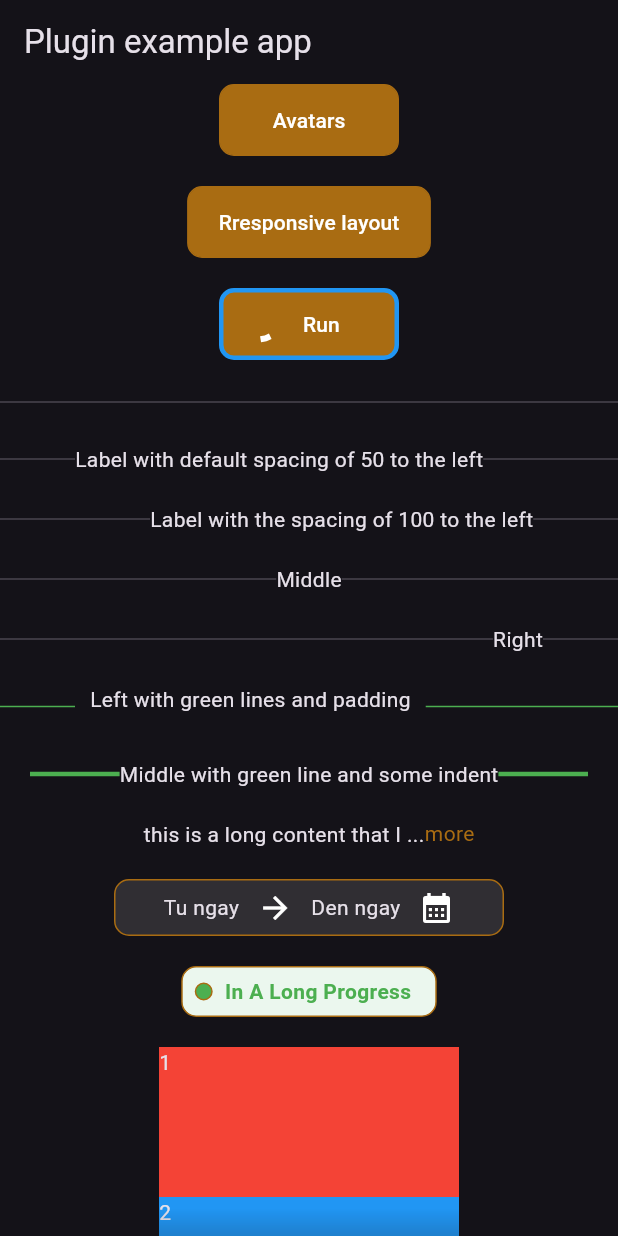
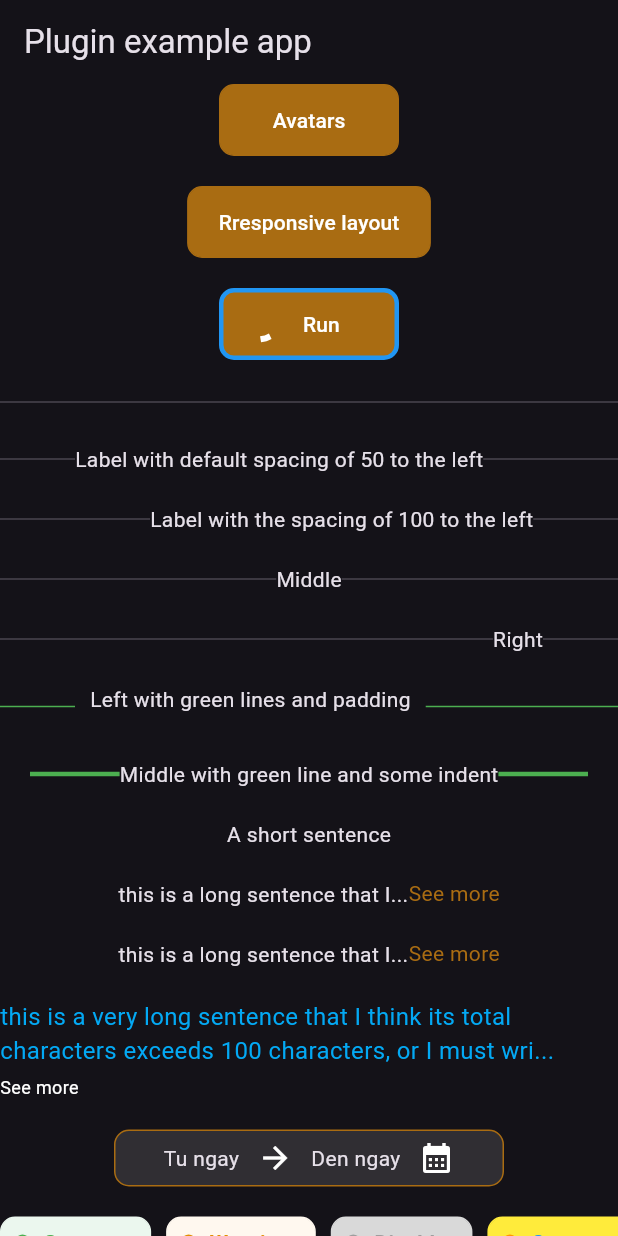
Before and after one commit to HoangPhamThai/buffalo-design, a Flutter app: the screen it shows after launch, on a phone screen of 412 x 824 dp. Run offline on Flutter 3.47's test engine with Material 2 defaults, Android fonts, the phone set to English and light mode, and no system bars; our stand-ins replace plugin_platform_interface, scroll_to_index; missing offline and left inert: dart:html.

Commit message:
optimize base border widget

```diff
--- a/example/lib/main.dart
+++ b/example/lib/main.dart
@@ -67,7 +67,6 @@ class _MyHomeAppState extends State<MyHomeApp> {
                     Navigator.of(context).pop();
                   });
                 },
-                needBorder: true,
                 strokeOnly: false,
                 borderWidth: 3,
                 borderColor: Colors.blue,
@@ -106,21 +105,62 @@ class _MyHomeAppState extends State<MyHomeApp> {
                 indent: 20,
                 endIndent: 20,
               ),
-              BFSeeMoreText(content: "this is a long content that I think its total characters exceeds 50 characters", labelSeeLess: "less", labelSeeMore: "more"),
+              BFSeeMoreText(
+                content: "A short sentence",
+                labelSeeLess: "See less",
+                labelSeeMore: "See more",
+              ),
+              BFSeeMoreText(
+                content: "this is a long sentence that I think its total characters exceeds 50 characters",
+                labelSeeLess: "See less",
+                labelSeeMore: "See more",
+              ),
+              BFSeeMoreText(
+                content: "this is a long sentence that I think its total characters exceeds 50 characters",
+                labelSeeLess: "See less",
+                labelSeeMore: "See more",
+              ),
+              BFSeeMoreText(
+                content: "this is a very long sentence that I think its total characters exceeds 100 characters, or I must write more to get that.",
+                labelSeeLess: "See less",
+                labelSeeMore: "See more",
+                minLength: 100,
+                contentStyle: TextStyle(
+                  fontSize: 16,
+                  color: Colors.lightBlue,
+                ),
+                moreLessStyle: TextStyle(
+                  fontSize: 12,
+                  color: Colors.white,
+                ),
+              ),
               BFDateRangeInput(
                 fromDateLabel: "Tu ngay",
                 toDateLabel: "Den ngay",
                 // strokeOnly: true,
                 padding: const EdgeInsets.symmetric(vertical: 6, horizontal: 8),
                 backgroundColor: Colors.grey.withOpacity(0.2),
-                strokeColor: Colors.grey.withOpacity(0.2),
                 endDate: DateTime.now().add(
                   const Duration(days: 90),
                 ),
               ),
-              BFChip.success(
-                label: "In A Long Progress",
-              ),
+              BFRow(children: [
+                BFChip.success(
+                  label: "Success",
+                ),
+                BFChip.warning(
+                  label: "Warning",
+                ),
+                BFChip.disable(
+                  label: "Disable",
+                ),
+                BFChip(
+                  label: "Custom",
+                  labelStyle: TextStyle(color: Colors.blue),
+                  defaultPrefixColor: Colors.orange,
+                  backgroundColor: Colors.yellow,
+                )
+              ]),
               BFSeeMoreView(
                 initHeight: 200,
                 child: Column(
--- a/lib/core/base_widgets/base_border_widget.dart
+++ b/lib/core/base_widgets/base_border_widget.dart
@@ -23,18 +23,12 @@ class BaseBorderWidget extends BaseWidget {
   /// only work when [needBorder] is true, [strokeOnly] is false and [status] is enable
   final Color borderColor;
 
-  /// set to true, the button will have no background color
-  final bool strokeOnly;
-
-  /// the border's color when [strokeOnly] is true
-  final Color strokeColor;
-
   /// the color of button when [status] is disable
   final Color disabledColor;
   final double? height;
   final double? width;
   final double? minWidth;
-  final bool needBorder;
+  final bool strokeOnly;
 
   const BaseBorderWidget({
     Key? key,
@@ -43,13 +37,11 @@ class BaseBorderWidget extends BaseWidget {
     this.borderWidth = 1,
     this.backgroundColor = CommonColor.primary,
     this.borderColor = CommonColor.primary,
-    this.strokeOnly = false,
-    this.strokeColor = CommonColor.primary,
     this.disabledColor = CommonColor.disabled,
     this.height,
     this.width,
     this.minWidth,
-    this.needBorder = true,
+    this.strokeOnly = false,
     super.margin,
     super.padding,
     super.status,
@@ -74,9 +66,6 @@ class BaseBorderWidgetState<T extends BaseBorderWidget> extends BaseWidgetState<
   Color getBorderColor() {
     if (widget.status == WidgetStatus.disable) {
       return widget.disabledColor;
-    }
-    if (widget.strokeOnly) {
-      return widget.strokeColor;
     }
     return widget.borderColor;
   }
@@ -105,8 +94,8 @@ class BaseBorderWidgetState<T extends BaseBorderWidget> extends BaseWidgetState<
                 minWidth: widget.minWidth!,
               ),
         decoration: BoxDecoration(
-          borderRadius: widget.needBorder ? _customBorderRadius : null,
-          border: widget.needBorder ? Border.all(color: getBorderColor(), width: widget.borderWidth) : null,
+          borderRadius: _customBorderRadius,
+          border: Border.all(color: getBorderColor(), width: widget.borderWidth),
           color: getBackgroundColor(),
         ),
         child: widget.child,
--- a/lib/core/base_widgets/base_circle.dart
+++ b/lib/core/base_widgets/base_circle.dart
@@ -9,7 +9,6 @@ class BaseCircle extends BaseBorderWidget {
     super.borderWidth,
     super.borderColor,
     super.strokeOnly,
-    super.strokeColor,
     super.padding,
     super.child,
   });
@@ -28,7 +27,6 @@ class _BaseCircleState extends BaseBorderWidgetState<BaseCircle> {
       height: widget.radius * 2,
       width: widget.radius * 2,
       borderRadius: widget.radius,
-      strokeColor: widget.strokeColor,
       backgroundColor: widget.backgroundColor,
       strokeOnly: widget.strokeOnly,
       borderWidth: widget.borderWidth,
--- a/lib/modules/button.dart
+++ b/lib/modules/button.dart
@@ -52,12 +52,6 @@ class BFButton extends BaseBorderWidget {
 
     /// the color of button when [status] is disable
     super.disabledColor,
-
-    /// the border's color when [strokeOnly] is true
-    super.strokeColor,
-
-    /// set to [true] to show border
-    super.needBorder,
   });
 
   @override
@@ -91,12 +85,10 @@ class _BuffaloButtonState extends BaseBorderWidgetState<BFButton> {
         borderColor: widget.borderColor,
         strokeOnly: widget.strokeOnly,
         status: widget.status,
-        strokeColor: widget.strokeColor,
         disabledColor: widget.disabledColor,
         height: widget.height,
         width: widget.width,
         minWidth: widget.minWidth,
-        needBorder: widget.needBorder,
         child: GestureDetector(
           onTap: widget.status == WidgetStatus.enable ? widget.onPressed : null,
           child: Row(
--- a/lib/modules/chip.dart
+++ b/lib/modules/chip.dart
@@ -11,14 +11,11 @@ class BFChip extends BaseBorderWidget {
       super.padding,
       super.margin,
       required this.label,
-      super.strokeOnly,
       super.backgroundColor,
       super.borderColor,
       super.borderRadius,
       super.borderWidth,
       super.customBorderRadius,
-      super.strokeColor,
-      super.needBorder,
       this.defaultPrefixColor,
       this.labelStyle});
 
@@ -29,14 +26,11 @@ class BFChip extends BaseBorderWidget {
       super.padding,
       super.margin,
       required this.label,
-      super.strokeOnly = false,
       super.backgroundColor = CommonColor.successBackground,
       super.borderColor,
       super.borderRadius,
       super.borderWidth,
       super.customBorderRadius,
-      super.strokeColor = CommonColor.successBackground,
-      super.needBorder,
       this.defaultPrefixColor = CommonColor.successContent,
       this.labelStyle = const TextStyle(fontSize: 14, color: CommonColor.successContent, fontWeight: FontWeight.w700)});
 
@@ -47,14 +41,11 @@ class BFChip extends BaseBorderWidget {
       super.padding,
       super.margin,
       required this.label,
-      super.strokeOnly = false,
       super.backgroundColor = CommonColor.warningBackground,
       super.borderColor,
       super.borderRadius,
       super.borderWidth,
       super.customBorderRadius,
-      super.strokeColor = CommonColor.warningBackground,
-      super.needBorder,
       this.defaultPrefixColor = CommonColor.warningContent,
       this.labelStyle = const TextStyle(fontSize: 14, color: CommonColor.warningContent, fontWeight: FontWeight.w700)});
 
@@ -65,14 +56,11 @@ class BFChip extends BaseBorderWidget {
       super.padding,
       super.margin,
       required this.label,
-      super.strokeOnly = false,
       super.backgroundColor = CommonColor.disableBackground,
       super.borderColor,
       super.borderRadius,
       super.borderWidth,
       super.customBorderRadius,
-      super.strokeColor = CommonColor.disableBackground,
-      super.needBorder,
       this.defaultPrefixColor = CommonColor.disabledContent,
       this.labelStyle = const TextStyle(fontSize: 14, color: CommonColor.disabledContent, fontWeight: FontWeight.w700)});
 
@@ -92,7 +80,7 @@ class _BuffaloChipState extends BaseBorderWidgetState<BFChip> {
     return widget.prefixWidget ??
         BaseCircle(
           backgroundColor: widget.defaultPrefixColor ?? CommonColor.primary,
-          strokeColor: widget.backgroundColor,
+          borderColor: widget.backgroundColor,
         );
   }
 
@@ -106,10 +94,12 @@ class _BuffaloChipState extends BaseBorderWidgetState<BFChip> {
       padding: widget.padding ?? const EdgeInsets.symmetric(horizontal: 8, vertical: 6),
       margin: widget.margin,
       backgroundColor: widget.backgroundColor,
-      strokeColor: widget.strokeColor,
+      strokeOnly: false,
+      borderColor: widget.backgroundColor,
       child: Row(
         mainAxisSize: MainAxisSize.min,
-        mainAxisAlignment: MainAxisAlignment.start,
+        mainAxisAlignment: MainAxisAlignment.center,
+        crossAxisAlignment: CrossAxisAlignment.center,
         children: [
           renderPrefix(),
           Padding(
--- a/lib/modules/form/date_range_input.dart
+++ b/lib/modules/form/date_range_input.dart
@@ -38,9 +38,7 @@ class BFDateRangeInput extends BaseBorderWidget {
     this.locale,
     this.currentDate,
     super.strokeOnly,
-    super.strokeColor,
     super.backgroundColor,
-    super.needBorder,
     super.status,
     super.padding,
     super.margin,
@@ -107,11 +105,9 @@ class _DateRangeInputState extends BaseBorderWidgetState<BFDateRangeInput> {
       borderColor: widget.borderColor,
       strokeOnly: widget.strokeOnly,
       status: widget.status,
-      strokeColor: widget.strokeColor,
       disabledColor: widget.disabledColor,
       height: widget.height,
       width: 260,
-      needBorder: widget.needBorder,
       child: GestureDetector(
         behavior: HitTestBehavior.opaque,
         onTap: () {
--- a/lib/modules/timeline/_time_line_horizontal.dart
+++ b/lib/modules/timeline/_time_line_horizontal.dart
@@ -149,20 +149,17 @@ class _TimeLineHorizontalWidgetState extends BaseWidgetState<TimeLineHorizontalW
                 return const BaseCircle(
                   radius: 8,
                   backgroundColor: CommonColor.greenLine,
-                  strokeColor: CommonColor.greenLine,
                 );
               }
               if (item.key == widget.currentPosition) {
                 return const BaseCircle(
                   radius: 12,
                   backgroundColor: CommonColor.warningContent,
-                  strokeColor: CommonColor.warningContent,
                 );
               }
               return const BaseCircle(
                 radius: 8,
                 backgroundColor: CommonColor.greyLine,
-                strokeColor: CommonColor.greyLine,
               );
             }),
           ],
--- a/lib/modules/timeline/_time_line_vertical.dart
+++ b/lib/modules/timeline/_time_line_vertical.dart
@@ -66,20 +66,17 @@ class _TimeLineVerticalWidgetState extends BaseWidgetState<TimeLineVerticalWidge
                     return const BaseCircle(
                       radius: 8,
                       backgroundColor: CommonColor.greenLine,
-                      strokeColor: CommonColor.greenLine,
                     );
                   }
                   if (item.key == widget.currentPosition) {
                     return const BaseCircle(
                       radius: 12,
                       backgroundColor: CommonColor.warningContent,
-                      strokeColor: CommonColor.warningContent,
                     );
                   }
                   return const BaseCircle(
                     radius: 8,
                     backgroundColor: CommonColor.greyLine,
-                    strokeColor: CommonColor.greyLine,
                   );
                 }),
 
```
